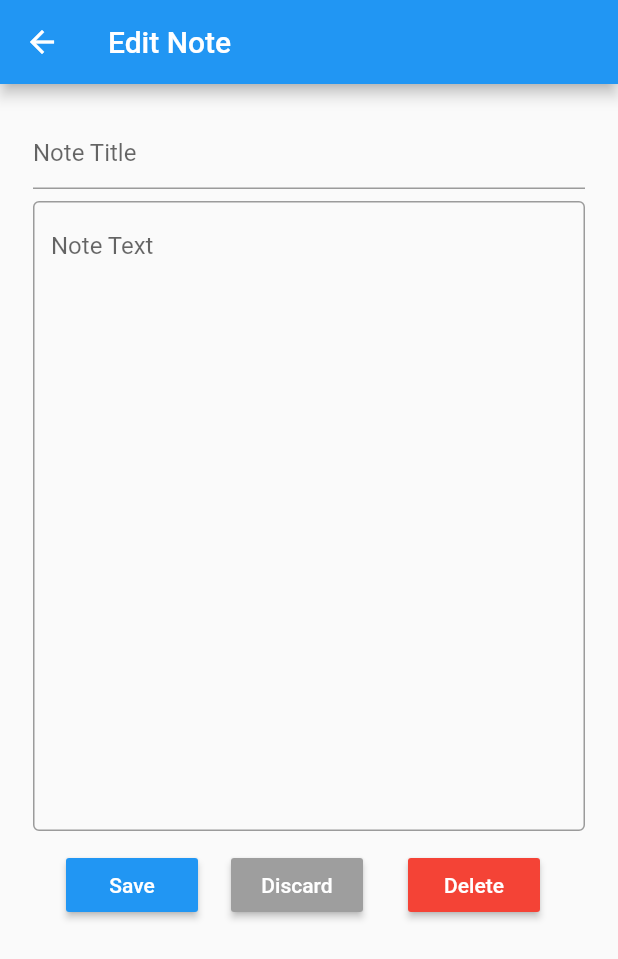
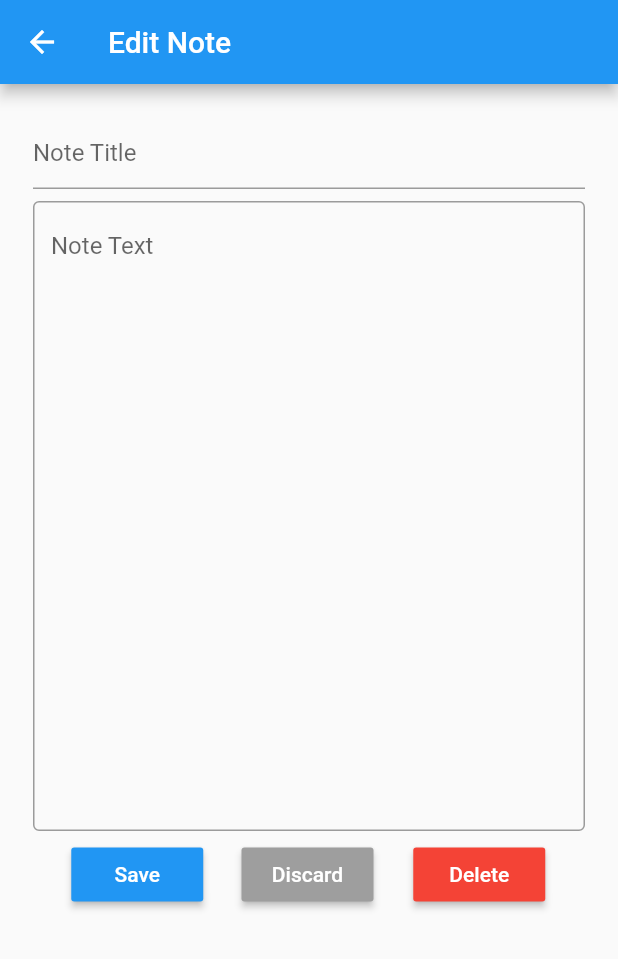
Before and after one commit to RofiFauzanAl/C-Notes, a Flutter app: the Note screen opened directly, on a phone screen of 412 x 824 dp. Shown: the top 959 px of the screen. Run offline on Flutter 3.47's test engine with Material 2 defaults, Android fonts, the phone set to English and light mode, and no system bars.

Commit message:
Perbaikan kecil

```diff
--- a/lib/views/note.dart
+++ b/lib/views/note.dart
@@ -51,7 +51,7 @@ class Note extends StatelessWidget{
                   }),
                   noteMode == NoteMode.editingNote ?
                     Padding(
-                      padding: const EdgeInsets.all(8.0),
+                      padding: const EdgeInsets.all(1.0),
                       child: noteButton('Delete', Colors.red, () {
                         Navigator.pop(context);
                       }),
```
